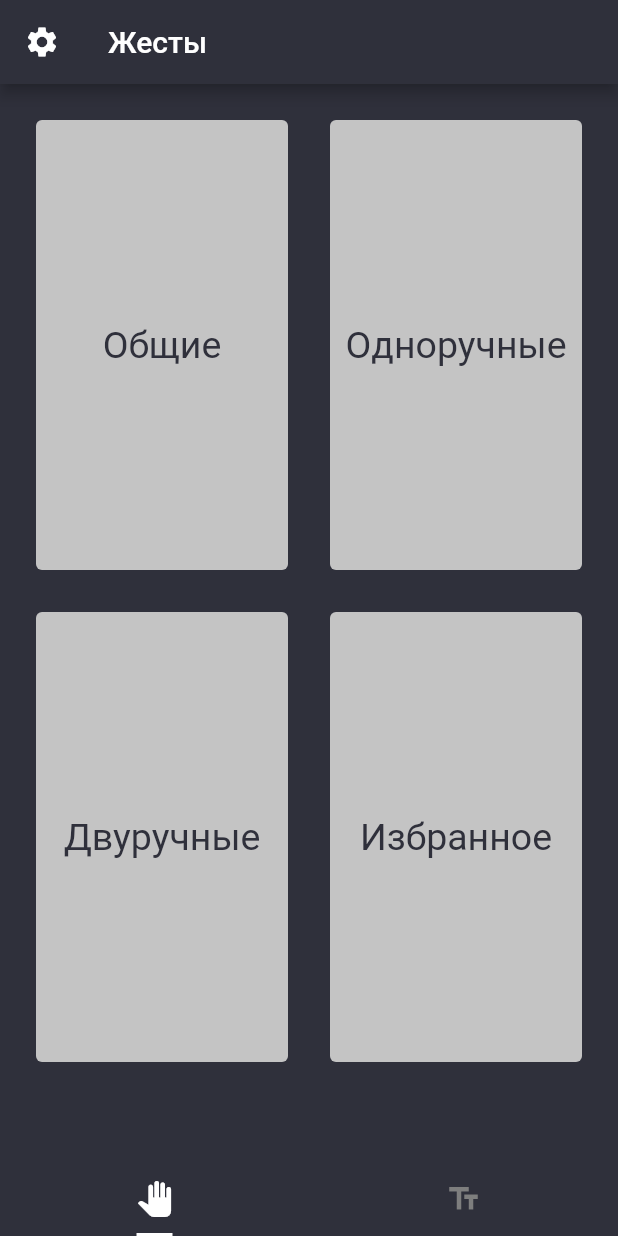
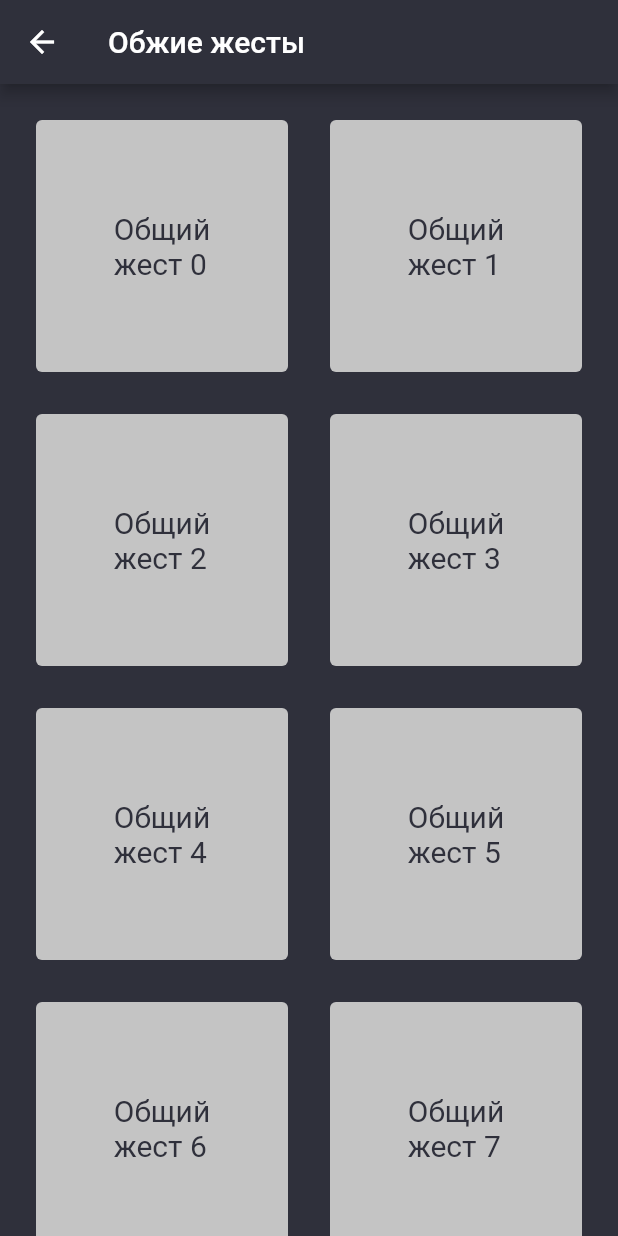
Before and after one commit to kolaqsq/RobotArm, a Flutter app: the screen it shows after launch, after a tap on "Общие", on a phone screen of 412 x 824 dp. Run offline on Flutter 3.47's test engine with Material 2 defaults, Android fonts, the phone set to English and light mode, and no system bars.

Commit message:
Updated main menu and added gestures category menus

```diff
--- /dev/null
+++ b/lib/gestures.dart
@@ -0,0 +1,147 @@
+import 'package:flutter/material.dart';
+import 'main.dart';
+
+class GesturesMain extends StatelessWidget {
+  GesturesMain();
+
+  @override
+  Widget build(BuildContext context) {
+    // TODO: implement build
+    return new Scaffold(
+        appBar: new AppBar(
+          automaticallyImplyLeading: false,
+          title: new Text('Жесты'),
+          leading: IconButton(
+              icon: Icon(
+                Icons.settings,
+                color: TextColor,
+              ),
+              onPressed: null),
+        ),
+        body: new GridView.count(
+          primary: false,
+          padding: const EdgeInsets.all(20),
+          crossAxisSpacing: 20,
+          mainAxisSpacing: 20,
+          childAspectRatio: (1.0 / 1.75),
+          crossAxisCount: 2,
+          children: <Widget>[
+            new GesturesMainCard('Общие', 'Обжие жесты', 'Общий\nжест'),
+            new GesturesMainCard(
+                'Одноручные', 'Одноручные жесты', 'Одноручный\nжест'),
+            new GesturesMainCard(
+                'Двуручные', 'Двуручные жесты', 'Двуручный\nжест'),
+            new GesturesMainCard(
+                'Избранные', 'Избранные жесты', 'Избранный\nжест'),
+          ],
+        ));
+  }
+}
+
+class GesturesMainCard extends StatelessWidget {
+  final String _cardName;
+  final String _categoryName;
+  final String _categoryCardName;
+
+  GesturesMainCard(this._cardName, this._categoryName, this._categoryCardName);
+
+  @override
+  Widget build(BuildContext context) {
+    // TODO: implement build
+    return new Card(
+      color: SecondaryColor,
+      elevation: 0.0,
+      child: new InkWell(
+        splashColor: AccentColor,
+        onTap: () {
+          Navigator.push(
+              context,
+              MaterialPageRoute(
+                  builder: (context) =>
+                      GesturesCategory(_categoryName, _categoryCardName)));
+        },
+        child: Row(
+          children: <Widget>[
+            new Expanded(
+                child: Center(
+                    child: new Text(
+              _cardName,
+              style: TextStyle(color: PrimaryColor, fontSize: 25),
+            ))),
+          ],
+        ),
+      ),
+    );
+  }
+}
+
+class GesturesCategory extends StatelessWidget {
+  final String _title;
+  final String _cardName;
+
+  GesturesCategory(this._title, this._cardName);
+
+  @override
+  Widget build(BuildContext context) {
+    // TODO: implement build
+    return new Scaffold(
+      appBar: new AppBar(
+        automaticallyImplyLeading: false,
+        title: new Text('$_title'),
+        leading: IconButton(
+          icon: Icon(
+            Icons.arrow_back,
+            color: TextColor,
+          ),
+          onPressed: () {
+            Navigator.pop(context);
+          },
+        ),
+      ),
+      body: new GridView.count(
+        primary: false,
+        padding: const EdgeInsets.all(20),
+        crossAxisSpacing: 20,
+        mainAxisSpacing: 20,
+        crossAxisCount: 2,
+        children: List.generate(100, (index) {
+          return new GesturesCategoryCard(_cardName, index);
+        }),
+      ),
+    );
+  }
+}
+
+class GesturesCategoryCard extends StatelessWidget {
+  final String _cardName;
+  final int _index;
+
+  GesturesCategoryCard(this._cardName, this._index);
+
+  @override
+  Widget build(BuildContext context) {
+    // TODO: implement build
+    return new Card(
+      color: SecondaryColor,
+      elevation: 0.0,
+      child: new InkWell(
+        splashColor: AccentColor,
+        onTap: () {
+          Scaffold.of(context).showSnackBar(new SnackBar(
+            content: Text('Показывается жест $_index'),
+          ));
+        },
+        child: Row(
+          children: <Widget>[
+            new Expanded(
+                child: Center(
+                    child: new Text(
+              '$_cardName $_index',
+              style: TextStyle(color: PrimaryColor, fontSize: 20),
+            ))),
+          ],
+        ),
+      ),
+    );
+  }
+}
--- a/lib/main.dart
+++ b/lib/main.dart
@@ -63,109 +63,6 @@ class _BottomTabBarState extends State<BottomTabBar>
   }
 }
 
-class GesturesMain extends StatelessWidget {
-  GesturesMain();
-
-  @override
-  Widget build(BuildContext context) {
-    // TODO: implement build
-    return new Scaffold(
-        appBar: new AppBar(
-          automaticallyImplyLeading: false,
-          title: new Text('Жесты'),
-          leading: IconButton(
-            icon: Icon(
-              Icons.settings,
-              color: TextColor,
-            ),
-            onPressed: null,
-          ),
-        ),
-        body: new GridView.count(
-          primary: false,
-          padding: const EdgeInsets.all(20),
-          crossAxisSpacing: 20,
-          mainAxisSpacing: 20,
-          childAspectRatio: (1.0 / 1.75),
-          crossAxisCount: 2,
-          children: <Widget>[
-            new Card(
-              color: SecondaryColor,
-              elevation: 0.0,
-              child: new InkWell(
-                splashColor: AccentColor,
-                onTap: () {},
-                child: Row(
-                  children: <Widget>[
-                    new Expanded(
-                        child: Center(
-                            child: new Text(
-                      'Общие',
-                      style: TextStyle(color: PrimaryColor, fontSize: 25),
-                    ))),
-                  ],
-                ),
-              ),
-            ),
-            new Card(
-              color: SecondaryColor,
-              elevation: 0.0,
-              child: new InkWell(
-                splashColor: AccentColor,
-                onTap: () {},
-                child: Row(
-                  children: <Widget>[
-                    new Expanded(
-                        child: Center(
-                            child: new Text(
-                      'Одноручные',
-                      style: TextStyle(color: PrimaryColor, fontSize: 25),
-                    ))),
-                  ],
-                ),
-              ),
-            ),
-            new Card(
-              color: SecondaryColor,
-              elevation: 0.0,
-              child: new InkWell(
-                splashColor: AccentColor,
-                onTap: () {},
-                child: Row(
-                  children: <Widget>[
-                    new Expanded(
-                        child: Center(
-                            child: new Text(
-                      'Двуручные',
-                      style: TextStyle(color: PrimaryColor, fontSize: 25),
-                    ))),
-                  ],
-                ),
-              ),
-            ),
-            new Card(
-              color: SecondaryColor,
-              elevation: 0.0,
-              child: new InkWell(
-                splashColor: AccentColor,
-                onTap: () {},
-                child: Row(
-                  children: <Widget>[
-                    new Expanded(
-                        child: Center(
-                            child: new Text(
-                      'Избранное',
-                      style: TextStyle(color: PrimaryColor, fontSize: 25),
-                    ))),
-                  ],
-                ),
-              ),
-            ),
-          ],
-        ));
-  }
-}
-
 class LettersMain extends StatelessWidget {
   LettersMain();
 
```
